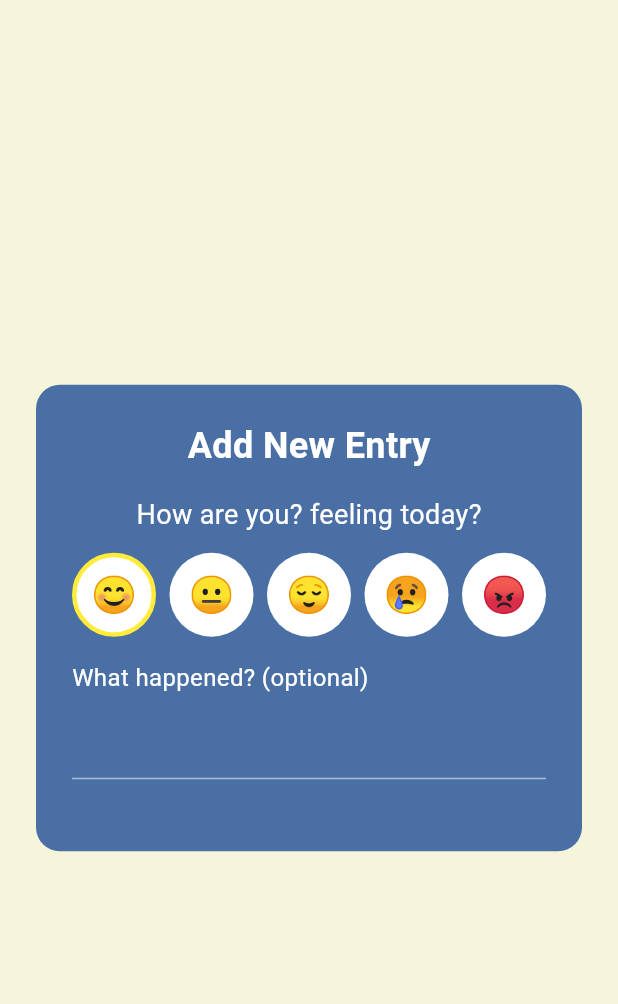
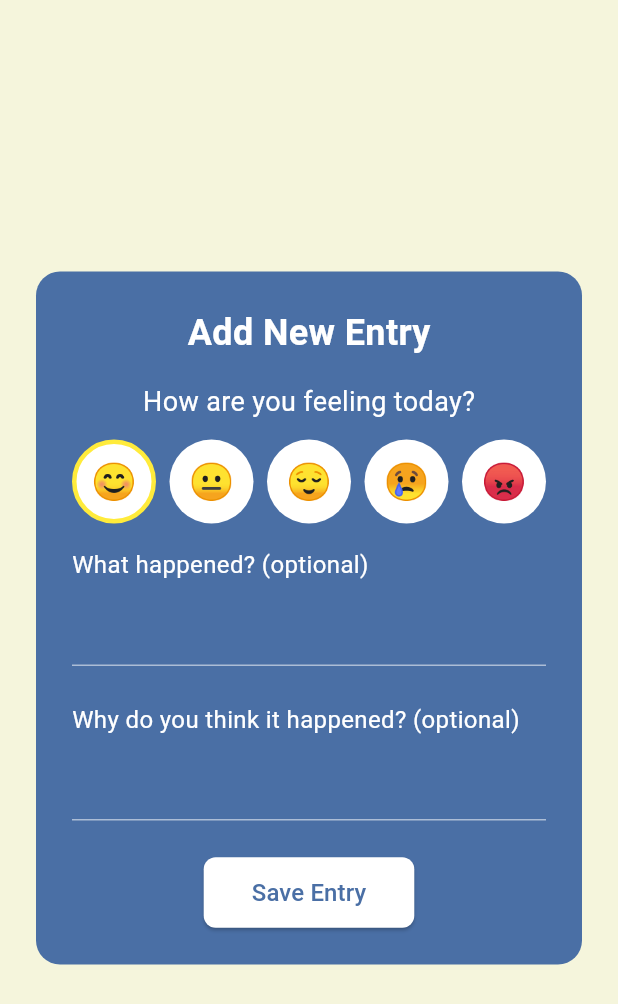
Before and after one commit to Dilenator/echo, a Flutter app: the AddEntryPage screen opened directly, on a phone screen of 412 x 824 dp. Shown: the top 1004 px of the screen. Run offline on Flutter 3.47's test engine with Material 3 defaults, Android fonts, the phone set to English and light mode, and no system bars; our stand-ins replace image_picker, isar; accounts and stored records are empty; generated files the repository leaves out were written again.

Commit message:
added the why it happepned box, it indicates that is is optional. Additonally, it does show as a entry on entries.dart, but it is very basic ui. it doesnt show emoji selection. so i need to work onentries page.

```diff
--- a/lib/pages/add_entry.dart
+++ b/lib/pages/add_entry.dart
@@ -108,7 +108,7 @@ class _AddEntryPageState extends State<AddEntryPage>{
 
                 // selecting mood of
                 const Text(
-                  "How are you? feeling today?",
+                  "How are you feeling today?",
                   style: TextStyle(
                     fontSize: 18,
                     color: Colors.white
@@ -129,7 +129,7 @@ class _AddEntryPageState extends State<AddEntryPage>{
                         decoration: BoxDecoration(
                           shape: BoxShape.circle,
                           color: Colors.white,
-                          border: selected
+                          border: selected // When mood selected, YELLOW Borderaround Emoji to indicate selection
                             ? Border.all(color: Colors.yellow, width: 3) : null,
                         ),
                         child: Center(
@@ -165,6 +165,46 @@ class _AddEntryPageState extends State<AddEntryPage>{
                   ),
                   const SizedBox(height: 24),
 
+                // WHY ? box
+                  const Align(
+                    alignment: Alignment.centerLeft,
+                    child: Text(
+                      'Why do you think it happened? (optional)',
+                      style: TextStyle(color: Colors.white, fontSize: 16),
+
+                    ),
+
+                  ),
+                  const SizedBox(height: 8),
+                  TextField(
+                    controller: _whyItHappened,
+                    style: const TextStyle(color: Colors.white),
+                    decoration: const InputDecoration(
+                      enabledBorder: UnderlineInputBorder(
+                        borderSide: BorderSide(color: Colors.white54),
+                      ),
+                      focusedBorder: UnderlineInputBorder(
+                        borderSide: BorderSide(color: Colors.white),
+                      ),
+                    ),
+                  ),
+                  const SizedBox(height: 24),
+
+                  // Save entry
+                  ElevatedButton(
+                    onPressed: _saveEntry,
+                    style: ElevatedButton.styleFrom(
+                      backgroundColor: Colors.white,
+                      foregroundColor: _blue, // calm blue txt
+                      padding: const EdgeInsets.symmetric(horizontal: 32, vertical: 12),
+                      shape: RoundedRectangleBorder(
+                        borderRadius: BorderRadius.circular(8),
+                      ),
+                    ),
+                    child: const Text('Save Entry', style: TextStyle(fontSize: 16)),
+                  )
+
+
 
                 ]
               )
```
